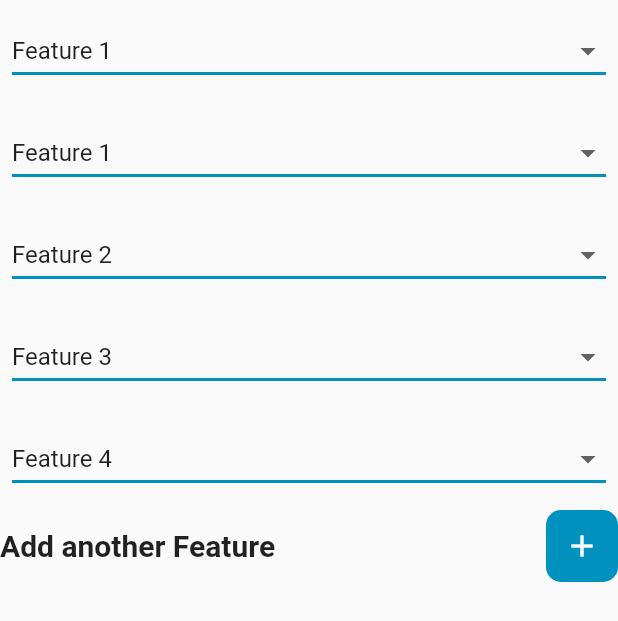
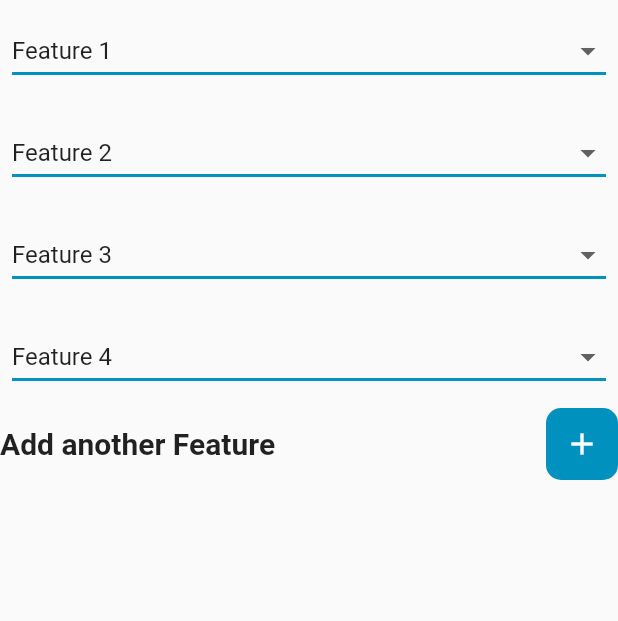
Before and after one commit to MoRmdn/UI_Design, a Flutter app: the DropDownFeatures widget shown alone on an empty page, opened directly, on a phone screen of 412 x 824 dp. Shown: the top 621 px of the screen. Run offline on Flutter 3.47's test engine with Material 2 defaults, Android fonts, the phone set to English and light mode, and no system bars; our stand-ins replace awesome_dialog, image_picker; network calls fail.

Commit message:
fix screen

```diff
--- a/lib/widgets/feature_drop_down.dart
+++ b/lib/widgets/feature_drop_down.dart
@@ -83,32 +83,6 @@ class _DropDownFeaturesState extends State<DropDownFeatures> {
   Widget build(BuildContext context) {
     return Column(
       children: [
-        Padding(
-          padding: const EdgeInsets.symmetric(vertical: 10, horizontal: 8),
-          child: DropdownButton<String>(
-            isExpanded: true,
-            value: dropdownValue1,
-            hint: const Text("Feature 1"),
-            icon: const Icon(Icons.arrow_drop_down),
-            elevation: 15,
-            // style: const TextStyle(color: Colors.deepPurple),
-            underline: Container(
-              height: 2,
-              color: Theme.of(context).colorScheme.primary,
-            ),
-            onChanged: (String? newValue) {
-              setState(() {
-                dropdownValue1 = newValue!;
-              });
-            },
-            items: feature1.map<DropdownMenuItem<String>>((String value) {
-              return DropdownMenuItem<String>(
-                value: value,
-                child: Text(value),
-              );
-            }).toList(),
-          ),
-        ),
         Padding(
           padding: const EdgeInsets.symmetric(vertical: 10, horizontal: 8),
           child: DropdownButton<String>(
--- a/lib/widgets/image_picker.dart
+++ b/lib/widgets/image_picker.dart
@@ -78,6 +78,7 @@ class _GetImageState extends State<GetImage> {
           const SizedBox(
             height: 20,
           ),
+        if (pickedImage != null)
           Container(
             height: 500,
             margin: const EdgeInsets.only(top: 5, right: 10),
```
Lines whose indentation alone changed are shown as unchanged.
